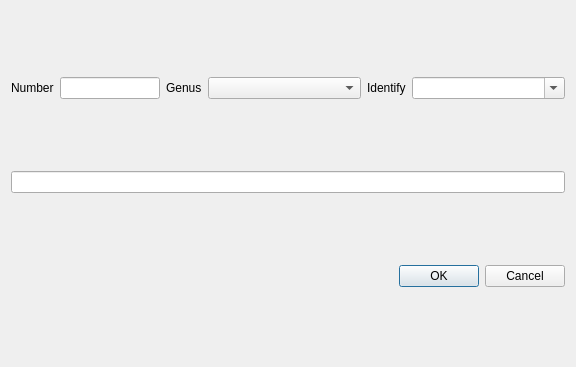
The window that project-components/forms/features.ui (ArthurLion97/fossildigtools) describes before a commit, drawn with Qt 5.
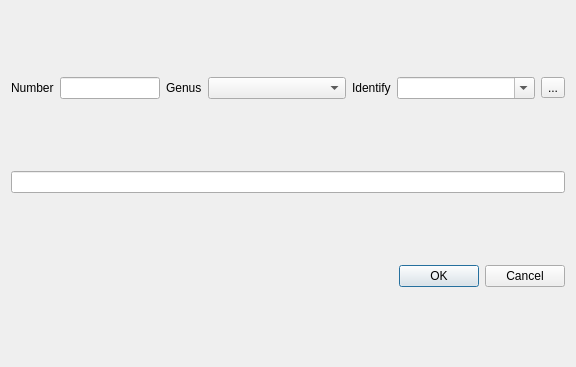
The same window after the commit. Icons and pictures are not drawn.

Commit message: Add ident button

Patch:
```diff
--- a/project-components/forms/features.ui
+++ b/project-components/forms/features.ui
@@ -94,6 +94,20 @@
        </property>
       </widget>
      </item>
+     <item>
+      <widget class="QToolButton" name="identBtn">
+       <property name="text">
+        <string>...</string>
+       </property>
+       <property name="icon">
+        <iconset resource="resources.qrc">
+         <normaloff>:/fdt/icons/bone.svg</normaloff>:/fdt/icons/bone.svg</iconset>
+       </property>
+       <property name="popupMode">
+        <enum>QToolButton::InstantPopup</enum>
+       </property>
+      </widget>
+     </item>
     </layout>
    </item>
    <item>
```
Left out of the diff: 4 changed lines with no effect on the pictures. The commit also changes 3 other files.
